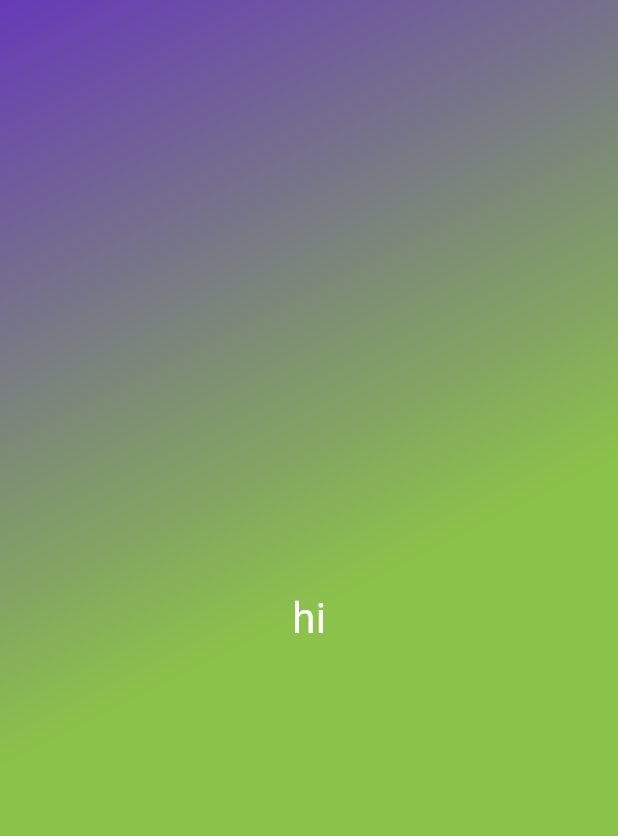
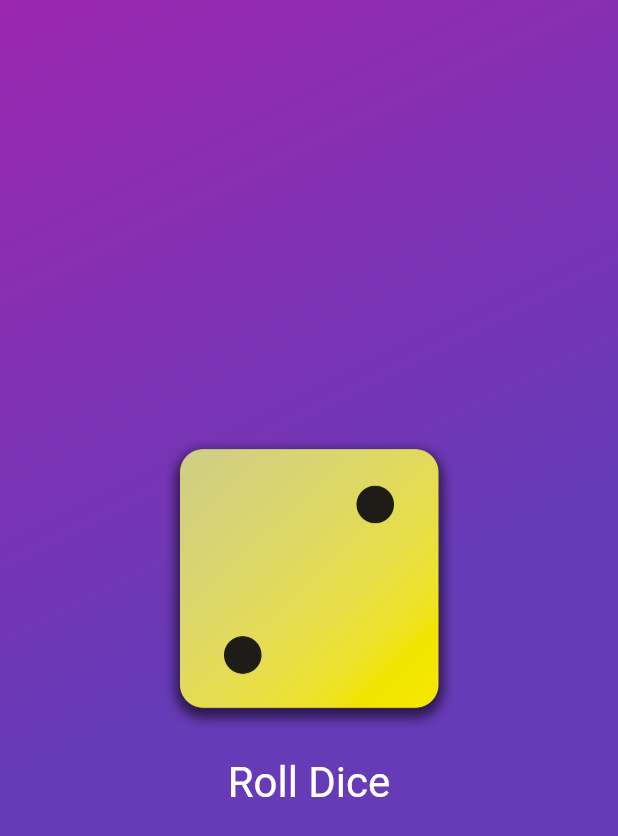
Before and after one commit to CodingVirus/Flutter_Study, a Flutter app: the screen it shows after launch, on a phone screen of 412 x 824 dp. Shown: the top 836 px of the screen. Run offline on Flutter 3.47's test engine with Material 3 defaults, Android fonts, the phone set to English and light mode, and no system bars.

Commit message:
주사위 이미지 추가 및 중간 저장

```diff
--- /dev/null
+++ b/insta_clone/lib/gradient_container.dart
@@ -0,0 +1,51 @@
+import 'package:flutter/material.dart';
+import 'package:insta_clone/name_style_text.dart';
+
+class GradientContainer extends StatelessWidget {
+  const GradientContainer(this.color1, this.color2, {super.key});
+
+  const GradientContainer.purple({super.key})
+      : color1 = Colors.deepPurple,
+        color2 = Colors.indigo;
+
+  // const GradientContainer.dices({super.key})
+
+  final Color color1;
+  final Color color2;
+
+  void rollDice() {}
+
+  @override
+  Widget build(context) {
+    return Container(
+      decoration: BoxDecoration(
+        gradient: LinearGradient(
+          colors: [color1, color2],
+          begin: Alignment.topLeft,
+          end: Alignment.center,
+        ),
+      ),
+      child: Center(
+          child: Column(
+        mainAxisSize: MainAxisSize.min,
+        children: [
+          Image.asset(
+            'assets/images/dice-2.png',
+            width: 200,
+          ),
+          TextButton(
+            onPressed: rollDice,
+            style: TextButton.styleFrom(
+              padding: const EdgeInsets.only(top: 20),
+              foregroundColor: Colors.white,
+              textStyle: const TextStyle(
+                fontSize: 28,
+              ),
+            ),
+            child: const Text('Roll Dice'),
+          )
+        ],
+      )),
+    );
+  }
+}
```
Also changed, not shown: insta_clone/lib/main.dart (+8 -22 lines), insta_clone/lib/name_style_text.dart (added, +18 -0 lines), insta_clone/pubspec.yaml (+6 -3 lines), insta_clone/assets/images/dice-1.png (added), insta_clone/assets/images/dice-2.png (added), insta_clone/assets/images/dice-3.png (added), insta_clone/assets/images/dice-4.png (added), insta_clone/assets/images/dice-5.png (added), insta_clone/assets/images/dice-6.png (added).
